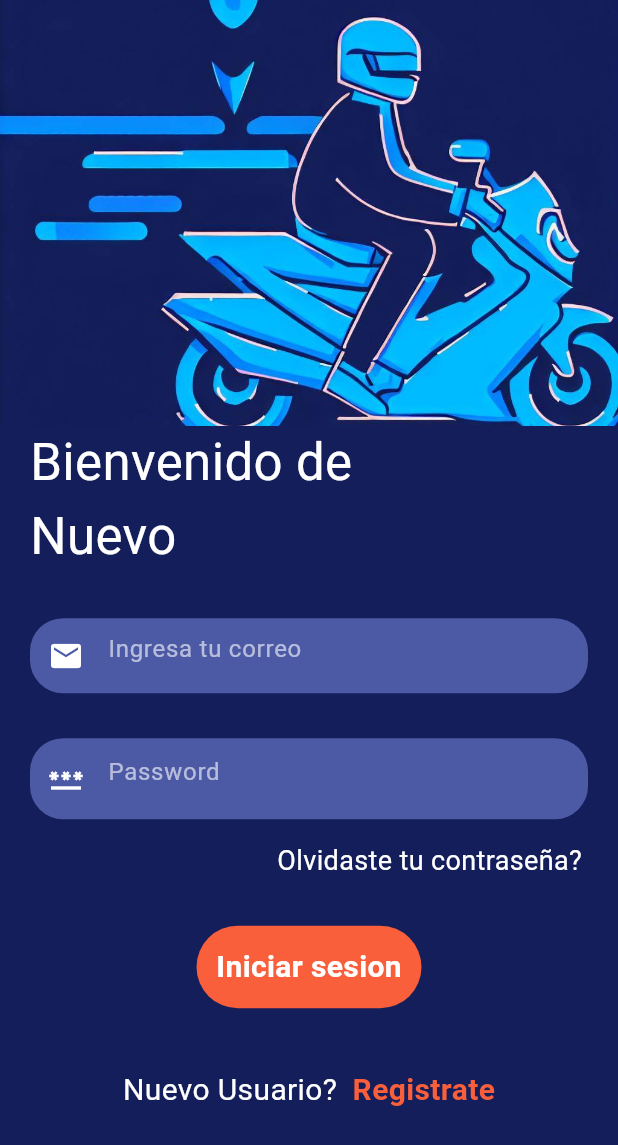
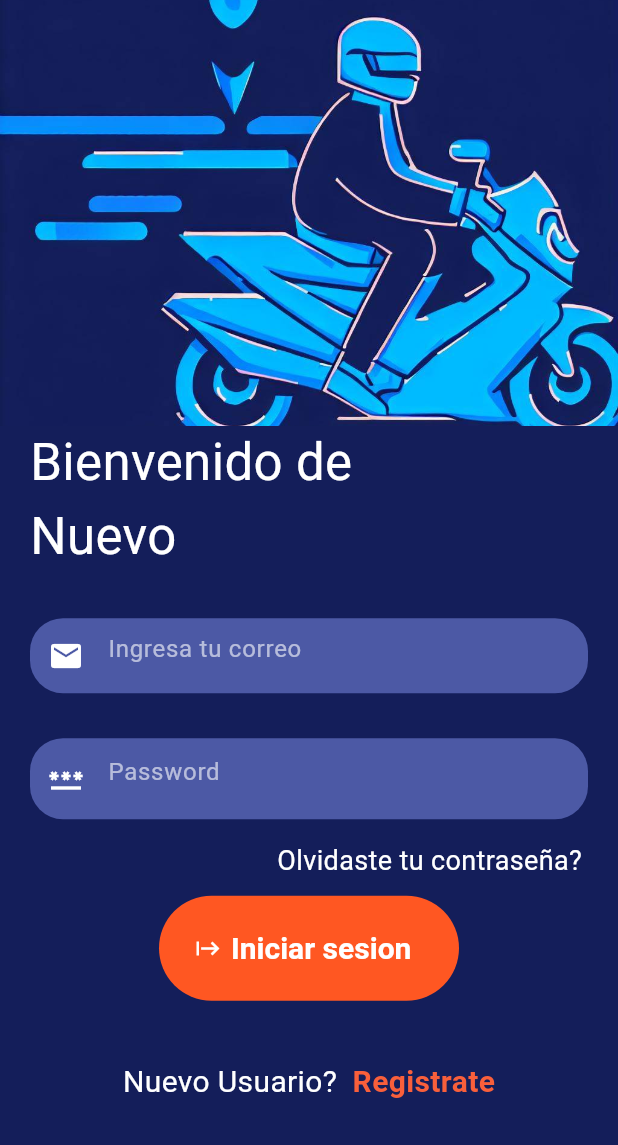
Before and after one commit to JairoGt/Test, a Flutter app: the screen it shows after launch, on a phone screen of 412 x 824 dp. Shown: the top 1145 px of the screen. Run offline on Flutter 3.47's test engine with Material 3 defaults, Android fonts, the phone set to English and light mode, and no system bars; our stand-ins replace cloud_firestore, firebase_auth, firebase_core, local_auth; accounts and stored records are empty; Roboto replaces fonts that are missing (Pacifico).

Commit message:
SE HACE NUEVO LANZAMIENTO, VERSION MEJORADA

```diff
--- a/lib/auth/login.dart
+++ b/lib/auth/login.dart
@@ -1,5 +1,4 @@
 // ignore_for_file: use_build_context_synchronously
-
 import 'package:appseguimiento/Pages/admin_page.dart';
 import 'package:appseguimiento/Pages/client_page.dart';
 //import 'package:appseguimiento/Pages/home_page.dart';
@@ -15,9 +14,34 @@ class Login extends StatefulWidget {
 
   @override
   State<Login> createState() => _LoginState();
+
 }
 
-class _LoginState extends State<Login> {
+class _LoginState extends State<Login>with TickerProviderStateMixin {
+
+late AnimationController animationController;
+late TickerProvider vsync;
+_LoginState() {
+   // vsync = this;
+
+  }
+
+ @override
+  void initState() {
+
+    super.initState();
+     vsync =this;
+     animationController = AnimationController(
+      duration: Duration(seconds: 1),
+      vsync: vsync,
+    );
+
+
+  }
+
+
+
+
   String email = "", password = "";
 
   final _formkey= GlobalKey<FormState>();
@@ -27,6 +51,7 @@ class _LoginState extends State<Login> {
 
   userLogin() async {
     try {
+
       await FirebaseAuth.instance
           .signInWithEmailAndPassword(email: email, password: password);
 
@@ -120,7 +145,17 @@ class _LoginState extends State<Login> {
       }
     }
   }
-
+Color? _getColorTween() {
+    return ColorTween(
+      begin: Colors.deepOrange,
+      end: Colors.white,
+    ).animate(
+      CurvedAnimation(
+        parent: animationController,
+        curve: Curves.easeInExpo,
+      ),
+    ).value;
+  }
   @override
   Widget build(BuildContext context) {
 
@@ -244,47 +279,56 @@ class _LoginState extends State<Login> {
                 ),
               ),
               const SizedBox(
-                height: 30.0,
+                height: 10.0,
               ),
-             GestureDetector(
-                onTap: () {
-                  if(_formkey.currentState!.validate()){
-                    setState(() {
-                      email= useremailcontroller.text;
-                      password= userpasswordcontroller.text;
-                    });
-                  }
-                  userLogin();
 
+             Center(
+               child: FilledButton.tonalIcon(
+  style: ButtonStyle(
+    backgroundColor: MaterialStateProperty.all(
+              _getColorTween(),
 
+              ),
+              minimumSize: const MaterialStatePropertyAll(Size(200,70)),
+              maximumSize: const MaterialStatePropertyAll(Size(300,100)),
+            animationDuration: Durations.long1,
+          foregroundColor: MaterialStatePropertyAll(
+            Colors.white
+          ),
+            textStyle: const MaterialStatePropertyAll(
+              TextStyle(
+                fontSize: 20,
+                color: Colors.blueGrey,
+                fontWeight: FontWeight.bold
 
+              ),
 
+            ),
 
-                },
-                child: Center(
-                  child: Container(
-                    width: 150,
-                    height: 55,
-                    padding:const EdgeInsets.all(10),
-                    decoration: BoxDecoration(
-                        color: const Color(0xFFf95f3b),
-                        borderRadius: BorderRadius.circular(30)),
-                    child:const Center(
-                        child: Text(
-                      "Iniciar sesion",
-                      style: TextStyle(
-                          color: Colors.white,
-                          fontSize: 20.0,
-                          fontWeight: FontWeight.bold),
-                    )),
-                  ),
-                ),
-              ),
+              iconColor: MaterialStatePropertyAll(
+                Colors.white
+              )// La propiedad `initialColor` define el color del fondo del botón antes de que se presione.
+),
+
+  label: Text('Iniciar sesion'),
+  icon: Icon(Icons.start),
+  onPressed: () {
+    if(_formkey.currentState!.validate()){
+      setState(() {
+        email= useremailcontroller.text;
+        password= userpasswordcontroller.text;
+      });
+    }
+    userLogin();
+  },
+),
+             ),
 
 
               const SizedBox(
                 height: 40.0,
               ),
+
               Row(
                 mainAxisAlignment: MainAxisAlignment.center,
                 children: [
@@ -308,7 +352,8 @@ class _LoginState extends State<Login> {
                             fontWeight: FontWeight.bold),
                       ))
                 ],
-              )
+              ),
+
             ],
           ),
         ),
@@ -317,4 +362,6 @@ class _LoginState extends State<Login> {
     );
 
   }
+
+
 }
--- a/pubspec.yaml
+++ b/pubspec.yaml
@@ -35,8 +35,10 @@ dependencies:
   flutter:
     sdk: flutter
   google_fonts: ^5.1.0
+  horizontal_data_table: ^4.3.1
   intl: ^0.18.1
   local_auth: ^2.1.6
+  uuid: ^3.0.7
 
 dev_dependencies:
   flutter_lints: ^2.0.0
```
Also changed, not shown: lib/Pages/admin_page.dart (+49 -48 lines), pubspec.lock.
